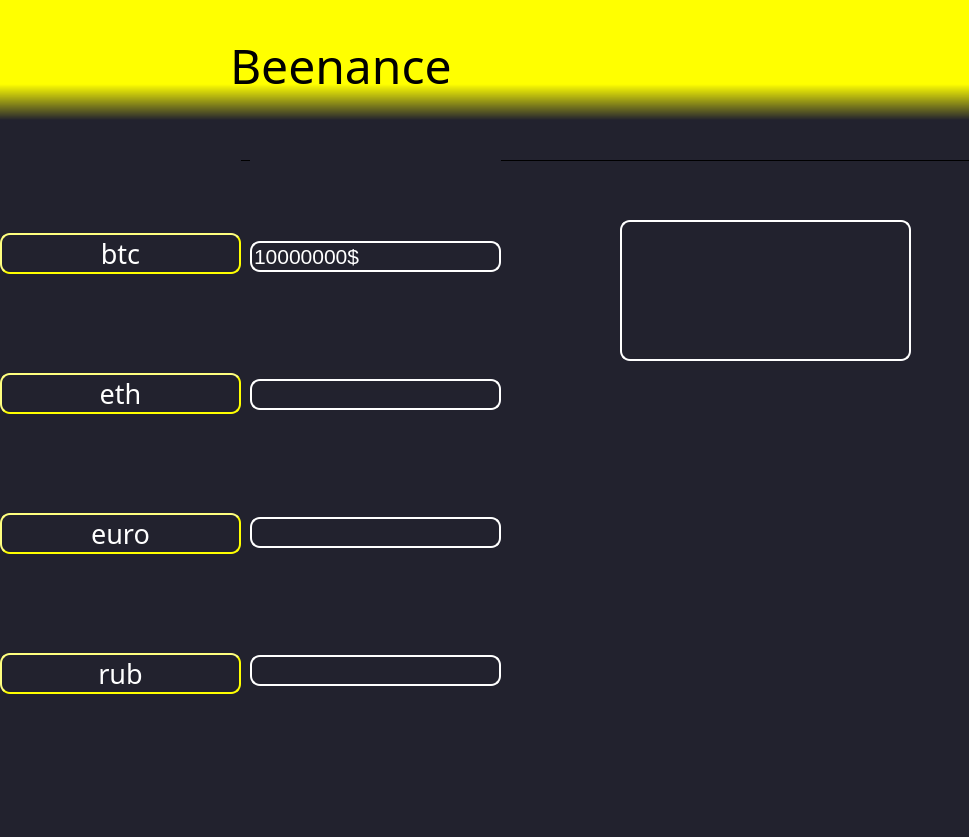
11kara11/Beenance-Project, file mainwin.ui: the form before one commit.
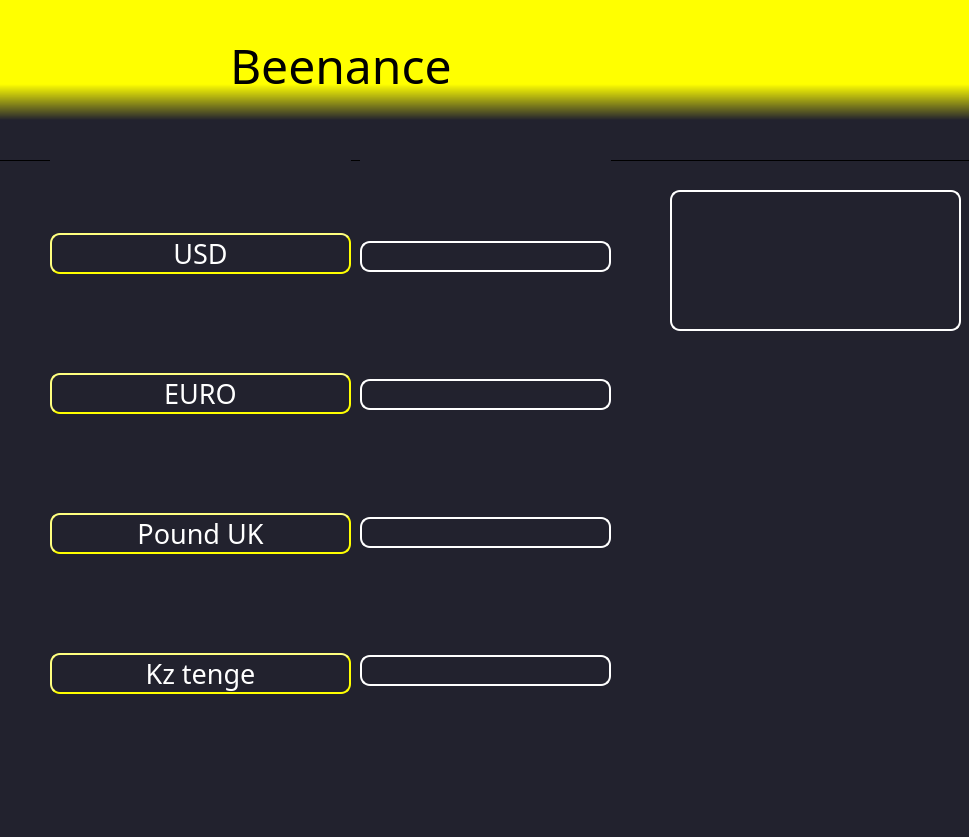
The form after the commit. Icons and pictures are not drawn.

```diff
--- a/mainwin.ui
+++ b/mainwin.ui
@@ -137,9 +137,9 @@
    <widget class="QWidget" name="verticalLayoutWidget">
     <property name="geometry">
      <rect>
-      <x>0</x>
+      <x>50</x>
       <y>140</y>
-      <width>241</width>
+      <width>301</width>
       <height>651</height>
      </rect>
     </property>
@@ -160,7 +160,7 @@
 border-color:yellow</string>
        </property>
        <property name="text">
-        <string>btc</string>
+        <string>USD</string>
        </property>
       </widget>
      </item>
@@ -180,7 +180,7 @@
 border-color:yellow</string>
        </property>
        <property name="text">
-        <string>eth</string>
+        <string>EURO</string>
        </property>
       </widget>
      </item>
@@ -200,7 +200,7 @@
 border-color:yellow</string>
        </property>
        <property name="text">
-        <string>euro</string>
+        <string>Pound UK</string>
        </property>
       </widget>
      </item>
@@ -220,7 +220,7 @@
 border-color:yellow</string>
        </property>
        <property name="text">
-        <string>rub</string>
+        <string>Kz tenge</string>
        </property>
       </widget>
      </item>
@@ -229,7 +229,7 @@
    <widget class="QWidget" name="verticalLayoutWidget_2">
     <property name="geometry">
      <rect>
-      <x>250</x>
+      <x>360</x>
       <y>140</y>
       <width>251</width>
       <height>651</height>
@@ -251,7 +251,7 @@
 border-color:white;</string>
        </property>
        <property name="text">
-        <string>10000000$</string>
+        <string/>
        </property>
       </widget>
      </item>
@@ -317,8 +317,8 @@
    <widget class="QLineEdit" name="Today">
     <property name="geometry">
      <rect>
-      <x>620</x>
-      <y>220</y>
+      <x>670</x>
+      <y>190</y>
       <width>291</width>
       <height>141</height>
      </rect>
```
Left out of the diff: 16 changed lines with no effect on the pictures.
